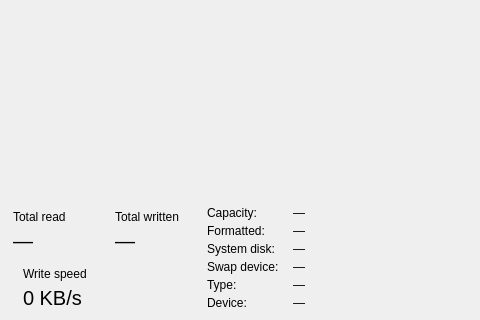
Old version of the form src/perf/diskdetailwidget.ui in the repository Kikkiu17/TuxManager; both pictures show x 102 to 582 and y 300 to 620 of the 760 by 620 pixel window.
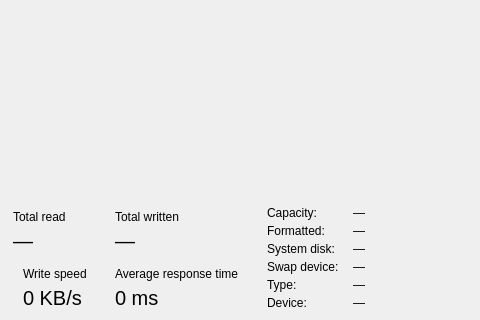
New version of the form. Custom widgets are drawn as their Qt base class.

```diff
--- a/src/perf/diskdetailwidget.ui
+++ b/src/perf/diskdetailwidget.ui
@@ -271,6 +271,23 @@
        </item>
       </layout>
      </item>
+     <item row="1" column="2">
+      <layout class="QVBoxLayout" name="responseTimeLayout">
+       <property name="spacing"><number>1</number></property>
+       <item>
+        <widget class="QLabel" name="responseTimeLabel">
+         <property name="styleSheet"><string>font-size: 9pt;</string></property>
+         <property name="text"><string>Average response time</string></property>
+        </widget>
+       </item>
+       <item>
+        <widget class="QLabel" name="responseTimeValueLabel">
+         <property name="styleSheet"><string>font-size: 15pt;</string></property>
+         <property name="text"><string>0 ms</string></property>
+        </widget>
+       </item>
+      </layout>
+     </item>
 
      <!-- Right Key-Value Property Table (Column 3, spanning rows 0..1) -->
      <item row="0" column="3" rowspan="2">
```
